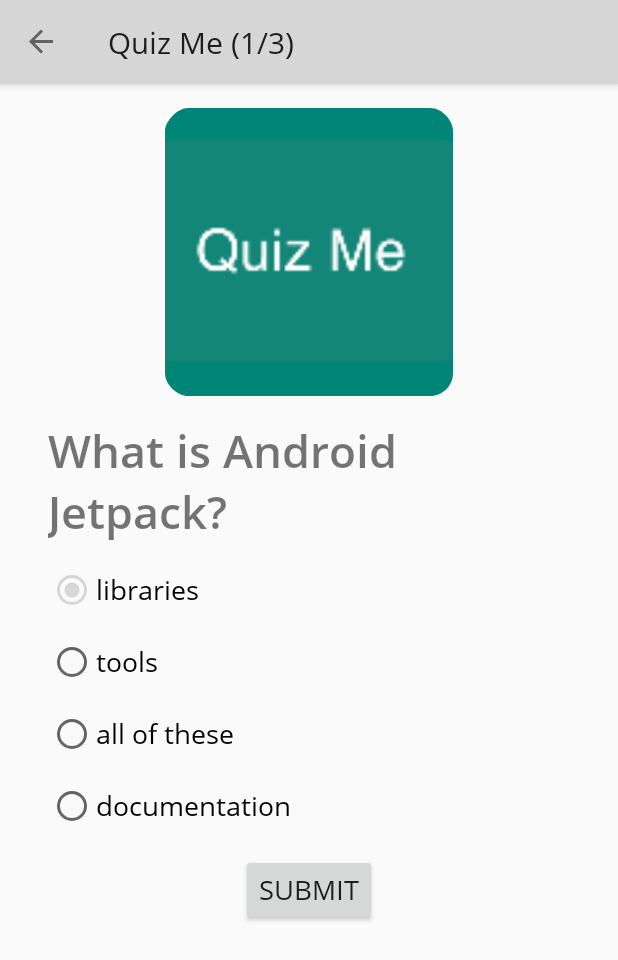
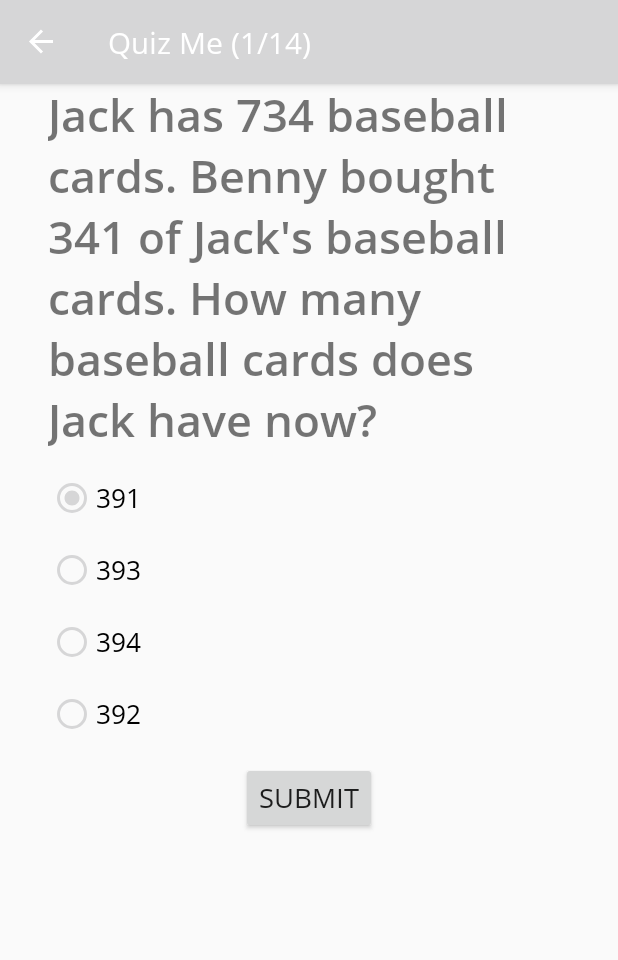
Before and after one commit to Freelauncing/QuizMe, an Android app: the GameFragment screen opened through its navigation route, on a phone screen of 412 x 824 dp. Shown: the top 960 px of the screen. Run offline under Robolectric (Android 15) with nearby library versions, the phone set to English and light mode, and no system bars; our stand-ins replace data binding, navigation-ui; 2 statements that could not run were skipped.

Commit message:
working on the app

```diff
--- a/app/src/main/AndroidManifest.xml
+++ b/app/src/main/AndroidManifest.xml
@@ -26,10 +26,6 @@
             android:name=".MainActivity"
             android:configChanges="orientation|screenSize|smallestScreenSize|screenLayout"
             android:exported="true" />
-        <activity
-            android:name=".admin.AdminMainActivity"
-            android:configChanges="orientation|screenSize|smallestScreenSize|screenLayout"
-            android:exported="true" />
     </application>
 
 </manifest>
--- a/app/src/main/java/com/quiz/quizme/HomeFragment.kt
+++ b/app/src/main/java/com/quiz/quizme/HomeFragment.kt
@@ -2,26 +2,48 @@ package com.quiz.quizme
 
 import android.os.Bundle
 import android.util.Log
+import android.view.*
+import androidx.databinding.DataBindingUtil
 import androidx.fragment.app.Fragment
-import android.view.LayoutInflater
-import android.view.View
-import android.view.ViewGroup
+import androidx.navigation.findNavController
+import androidx.navigation.ui.NavigationUI
+import com.quiz.quizme.databinding.FragmentTitleBinding
 
 class HomeFragment : Fragment() {
+
+    private lateinit var binding : FragmentTitleBinding
 
     override fun onCreateView(
         inflater: LayoutInflater, container: ViewGroup?,
         savedInstanceState: Bundle?
     ): View? {
-        Log.v("Kaloo check",LoginActivity.Role)
+
         if(LoginActivity.Role.equals("admin")) {
             Log.v("Kaloo if",LoginActivity.Role)
             // Inflate the layout for this fragment
             return inflater.inflate(R.layout.fragment_home, container, false)
         }else {
-            Log.v("Kaloo else",LoginActivity.Role)
-            return inflater.inflate(R.layout.fragment_title, container, false)
+            binding = DataBindingUtil.inflate(inflater, R.layout.fragment_title,container,false)
+
+            setHasOptionsMenu(true)
+
+            binding.playButton.setOnClickListener {
+                it.findNavController().navigate(HomeFragmentDirections.actionHomeFragmentToGameFragment())
+            }
+            return binding.root
         }
     }
 
+    override fun onCreateOptionsMenu(menu: Menu, inflater: MenuInflater) {
+        super.onCreateOptionsMenu(menu, inflater)
+        inflater.inflate(R.menu.overflow_menu,menu)
+    }
+
+    override fun onOptionsItemSelected(item: MenuItem): Boolean {
+        // Id at menu item and Fragment must be same
+        // otherwise we have to implement it own ourself like switch()/when() by id
+        return NavigationUI.onNavDestinationSelected(item!!,requireView().findNavController())
+                || super.onOptionsItemSelected(item)
+    }
+
 }
--- a/app/src/main/java/com/quiz/quizme/MainActivity.kt
+++ b/app/src/main/java/com/quiz/quizme/MainActivity.kt
@@ -19,7 +19,7 @@ class MainActivity : AppCompatActivity() {
     override fun onCreate(savedInstanceState: Bundle?) {
         super.onCreate(savedInstanceState)
 
-        setContentView(R.layout.activity_main_student)
+        setContentView(R.layout.activity_main)
         setupNavigationDrawer()
         setSupportActionBar(findViewById(R.id.toolbar))
 
--- a/app/src/main/java/com/quiz/quizme/admin/AdminMainActivity.kt
+++ /dev/null
@@ -1,12 +0,0 @@
-package com.quiz.quizme.admin
-
-import androidx.appcompat.app.AppCompatActivity
-import android.os.Bundle
-import com.quiz.quizme.R
-
-class AdminMainActivity : AppCompatActivity() {
-    override fun onCreate(savedInstanceState: Bundle?) {
-        super.onCreate(savedInstanceState)
-        setContentView(R.layout.activity_main_admin)
-    }
-}
--- /dev/null
+++ b/app/src/main/java/com/quiz/quizme/data/model/LoginUser.kt
@@ -0,0 +1,8 @@
+package com.quiz.quizme.data.model
+
+data class LoginUser(
+    val username: String,
+    val fullname: String,
+    val password: String,
+    val date: String,
+)
--- /dev/null
+++ b/app/src/main/java/com/quiz/quizme/data/model/Question.kt
@@ -0,0 +1,9 @@
+package com.quiz.quizme.data.model
+
+data class Question (
+    val question: String,
+    val category: String,
+    val answers: List<String>,
+    val trueAnswer:String,
+    val date: String,
+)
--- /dev/null
+++ b/app/src/main/java/com/quiz/quizme/data/model/QuestionCategory.kt
@@ -0,0 +1,5 @@
+package com.quiz.quizme.data.model
+
+data class QuestionCategory(
+    val categoryName:String
+)
--- /dev/null
+++ b/app/src/main/java/com/quiz/quizme/data/model/SampleData.kt
@@ -0,0 +1,116 @@
+package com.quiz.quizme.data.model
+
+
+class SampleData {
+    companion object{
+        val SAMPLE_QUESTIONS: MutableList<Question> = mutableListOf(
+            Question(
+                question = "Choose the number that goes in the blank.\n"+"2,000 + _____ + 30 + 9 = 2,739",
+                category = "Number – number and place value",
+                answers = listOf("30", "700", "900", "2"),
+                trueAnswer = "700",
+                date = "25-12-2021"
+            ),
+            Question(
+                question = "What is the value of four in the number?\n" + "890,465",
+                category = "Number – number and place value",
+                answers = listOf("40", "4000", "400", "40"),
+                trueAnswer = "400",
+                date = "25-12-2021"
+            ),
+            Question(
+                question = "Dan raised 127 sheep. Mason raised 141 sheep. How many sheep did they raise in all?",
+                category = "Number – addition and subtraction",
+                answers = listOf("14", "265", "268", "269"),
+                trueAnswer = "268",
+                date = "25-12-2021"
+            ),
+            Question(
+                question = "Jack has 734 baseball cards. Benny bought 341 of Jack's baseball cards. How many baseball cards does Jack have now?",
+                category = "Number – addition and subtraction",
+                answers = listOf("391", "392", "393", "394"),
+                trueAnswer = "393",
+                date = "25-12-2021"
+            ),
+            Question(
+                question = "What is 2 multiplied by 18?",
+                category = "Number – multiplication and division",
+                answers = listOf("18", "27", "36", "24"),
+                trueAnswer = "36",
+                date = "25-12-2021"
+            ),
+            Question(
+                question = "What is the result of 18 / 2 = ",
+                category = "Number – multiplication and division",
+                answers = listOf("2", "4", "9", "10"),
+                trueAnswer = "9",
+                date = "25-12-2021"
+            ),
+            Question(
+                question = "In a fraction, the number on the bottom is the _____",
+                category = "Number – fractions",
+                answers = listOf("denominator", "numerators", "fraction", "propotion"),
+                trueAnswer = "denominator",
+                date = "25-12-2021"
+            ),
+            Question(
+                question = "Tick the greatest one ",
+                category = "Number – fractions",
+                answers = listOf("6/12", "8/12", "3/12", "9/12"),
+                trueAnswer = "9/12",
+                date = "25-12-2021"
+            ),
+            Question(
+                question = "The most appropriate unit to measure distance between two cities is ?",
+                category = "Measurement",
+                answers = listOf("meter", "kilometer", "centimeter", "picometer"),
+                trueAnswer = "kilometer",
+                date = "25-12-2021"
+            ),
+            Question(
+                question = "How many centimetres are there in one metre?",
+                category = "Measurement",
+                answers = listOf("1000", "10", "100", "1"),
+                trueAnswer = "100",
+                date = "25-12-2021"
+            ),
+            Question(
+                question = "How many corners does a circle have?",
+                category = "Geometry – properties of shapes",
+                answers = listOf("12", "2", "1", "0"),
+                trueAnswer = "0",
+                date = "25-12-2021"
+            ),
+            Question(
+                question = "Which of the following polygons has 4 sides?",
+                category = "Geometry – properties of shapes",
+                answers = listOf("triangle", "parallelogram", "hexagon", "pentagon"),
+                trueAnswer = "parallelogram",
+                date = "25-12-2021"
+            ),
+            Question(
+                question = "Opposite sides of _______ are equal",
+                category = "Geometry – position and direction",
+                answers = listOf("triangle", "circle", "rectangle", "square"),
+                trueAnswer = "rectangle",
+                date = "25-12-2021"
+            ),
+            Question(
+                question = "A line segment from centre to the circle is called ",
+                category = "Geometry – position and direction",
+                answers = listOf("radius", "diameter", "chord", "distance"),
+                trueAnswer = "radius",
+                date = "25-12-2021"
+            ),
+        )
+        val SAMPLE_CATEGORIES : MutableList<QuestionCategory> = mutableListOf(
+            QuestionCategory(categoryName = "Number – number and place value"),
+            QuestionCategory(categoryName = "Number – addition and subtraction"),
+            QuestionCategory(categoryName = "Number – multiplication and division\n"),
+            QuestionCategory(categoryName = "Number – fractions"),
+            QuestionCategory(categoryName = "Measurement"),
+            QuestionCategory(categoryName = "Geometry – properties of shapes"),
+            QuestionCategory(categoryName = "Geometry – position and direction"),
+        )
+    }
+}
--- /dev/null
+++ b/app/src/main/java/com/quiz/quizme/data/model/Student.kt
@@ -0,0 +1,9 @@
+package com.quiz.quizme.data.model
+
+data class StudentTest(
+    val username: String,
+    val fullname: String,
+    val score: String,
+    val grade: String,
+    val date: String,
+)
--- a/app/src/main/java/com/quiz/quizme/student/GameFragment.kt
+++ b/app/src/main/java/com/quiz/quizme/student/GameFragment.kt
@@ -10,39 +10,17 @@ import androidx.fragment.app.Fragment
 import androidx.navigation.NavOptions
 import androidx.navigation.findNavController
 import com.quiz.quizme.R
+import com.quiz.quizme.data.model.Question
+import com.quiz.quizme.data.model.SampleData
 import com.quiz.quizme.databinding.FragmentGameBinding
 
 class GameFragment : Fragment() {
 
-        data class Question(
-            val text: String,
-            val answers: List<String>)
 
         private lateinit var binding : FragmentGameBinding
 
         // the first one option is correct in here but it will change when we use
-        private val questions: MutableList<Question> = mutableListOf(
-            Question(text = "What is Android Jetpack?",
-                answers = listOf("all of these", "tools", "documentation", "libraries")),
-            Question(text = "Base class for Layout?",
-                answers = listOf("ViewGroup", "ViewSet", "ViewCollection", "ViewRoot")),
-            Question(text = "Layout for complex Screens?",
-                answers = listOf("ConstraintLayout", "GridLayout", "LinearLayout", "FrameLayout")),
-            Question(text = "Pushing structured data into a Layout?",
-                answers = listOf("Data Binding", "Data Pushing", "Set Text", "OnClick")),
-            Question(text = "Inflate layout in fragments?",
-                answers = listOf("onCreateView", "onViewCreated", "onCreateLayout", "onInflateLayout")),
-            Question(text = "Build system for Android?",
-                answers = listOf("Gradle", "Graddle", "Grodle", "Groyle")),
-            Question(text = "Android vector format?",
-                answers = listOf("VectorDrawable", "AndroidVectorDrawable", "DrawableVector", "AndroidVector")),
-            Question(text = "Android Navigation Component?",
-                answers = listOf("NavController", "NavCentral", "NavMaster", "NavSwitcher")),
-            Question(text = "Registers app with launcher?",
-                answers = listOf("intent-filter", "app-registry", "launcher-registry", "app-launcher")),
-            Question(text = "Mark a layout for Data Binding?",
-                answers = listOf("<layout>", "<binding>", "<data-binding>", "<dbinding>"))
-        )
+        private val questions: MutableList<Question> = SampleData.SAMPLE_QUESTIONS
 
         // To track Current Question and Answer
         lateinit var currentQuestion: Question
@@ -51,7 +29,7 @@ class GameFragment : Fragment() {
 
         // TO track question index and total questions
         private var questionIndex = 0
-        private val numQuestions = Math.min((questions.size + 1) / 2, 3)
+        private val numQuestions = 14
 
 
 
@@ -84,7 +62,7 @@ class GameFragment : Fragment() {
                     // The first answer in the original question is always the correct one,
                     // currentQuestion.answers[0]
                     // so if our answer matches, we have the correct answer.
-                    if (answers[answerIndex] == currentQuestion.answers[0]) {
+                    if (answers[answerIndex] == currentQuestion.trueAnswer) {
                         questionIndex++
                         // Advance to the next question
                         if (questionIndex < numQuestions) {
--- a/app/src/main/java/com/quiz/quizme/student/TitleFragment.kt
+++ /dev/null
@@ -1,51 +0,0 @@
-package com.quiz.quizme.student
-
-import android.os.Bundle
-import android.view.*
-import androidx.databinding.DataBindingUtil
-import androidx.fragment.app.Fragment
-import androidx.navigation.findNavController
-import androidx.navigation.ui.NavigationUI
-import com.quiz.quizme.R
-import com.quiz.quizme.databinding.FragmentTitleBinding
-
-class TitleFragment : Fragment() {
-
-    private lateinit var binding : FragmentTitleBinding
-
-    override fun onCreateView(inflater: LayoutInflater, container: ViewGroup?, savedInstanceState: Bundle?): View? {
-        // Inflate the layout for this fragment
-        binding = DataBindingUtil.inflate(inflater, R.layout.fragment_title,container,false)
-
-        setHasOptionsMenu(true)
-        // 1 way
-//        binding.playButton.setOnClickListener { view:View ->
-//            Navigation.findNavController(view).navigate(R.id.action_titleFragment_to_gameFragment)
-//        }
-        // 2 way
-//        binding.playButton.setOnClickListener { view:View ->
-//            // kotlin extension function to reduce code structure
-//            view.findNavController().navigate(R.id.action_titleFragment_to_gameFragment)
-//        }
-        // 3 way
-        binding.playButton.setOnClickListener {
-            // this is used when we donot have to pass safe args
-//           ( Navigation.createNavigateOnClickListener(R.id.action_titleFragment_to_gameFragment) )
-            // otherwise this below
-            it.findNavController().navigate(TitleFragmentDirections.actionTitleFragmentToGameFragment())
-        }
-        return binding.root
-    }
-
-    override fun onCreateOptionsMenu(menu: Menu, inflater: MenuInflater) {
-        super.onCreateOptionsMenu(menu, inflater)
-        inflater.inflate(R.menu.overflow_menu,menu)
-    }
-
-    override fun onOptionsItemSelected(item: MenuItem): Boolean {
-        // Id at menu item and Fragment must be same
-        // otherwise we have to implement it own ourself like switch()/when() by id
-        return NavigationUI.onNavDestinationSelected(item!!,requireView().findNavController())
-                || super.onOptionsItemSelected(item)
-    }
-}
--- a/app/src/main/res/layout/activity_main_student.xml
+++ b/app/src/main/res/layout/activity_main.xml
@@ -29,7 +29,7 @@
             android:name="androidx.navigation.fragment.NavHostFragment"
 
             app:defaultNavHost="true"
-            app:navGraph="@navigation/navigation_student" />
+            app:navGraph="@navigation/navigation" />
 
     </LinearLayout>
     <com.google.android.material.navigation.NavigationView
--- a/app/src/main/res/layout/activity_main_admin.xml
+++ /dev/null
@@ -1,10 +0,0 @@
-<?xml version="1.0" encoding="utf-8"?>
-<androidx.constraintlayout.widget.ConstraintLayout xmlns:android="http://schemas.android.com/apk/res/android"
-    xmlns:app="http://schemas.android.com/apk/res-auto"
-    xmlns:tools="http://schemas.android.com/tools"
-    android:layout_width="match_parent"
-    android:layout_height="match_parent"
-    android:background="@color/colorPrimary"
-    tools:context=".admin.AdminMainActivity">
-
-</androidx.constraintlayout.widget.ConstraintLayout>
--- a/app/src/main/res/layout/fragment_game.xml
+++ b/app/src/main/res/layout/fragment_game.xml
@@ -19,22 +19,6 @@
             android:layout_width="match_parent"
             android:layout_height="wrap_content">
 
-            <ImageView
-                android:id="@+id/questionImage"
-                android:layout_width="0dp"
-                android:layout_height="@dimen/image_header_height"
-                android:layout_marginStart="@dimen/horizontal_margin"
-                android:layout_marginTop="@dimen/vertical_margin"
-                android:layout_marginEnd="@dimen/horizontal_margin"
-                android:layout_marginBottom="@dimen/vertical_margin"
-                android:scaleType="fitCenter"
-                app:layout_constraintBottom_toTopOf="@+id/questionText"
-                app:layout_constraintEnd_toEndOf="parent"
-                app:layout_constraintStart_toStartOf="parent"
-                app:layout_constraintTop_toTopOf="parent"
-                app:layout_constraintVertical_chainStyle="packed"
-                app:srcCompat="@mipmap/ic_launcher" />
-
             <TextView
                 android:id="@+id/questionText"
                 android:layout_width="0dp"
@@ -44,14 +28,14 @@
                 android:layout_marginEnd="@dimen/question_horizontal_margin"
                 android:layout_marginBottom="@dimen/vertical_margin"
                 android:fontFamily="sans-serif"
-                android:text="@{game.currentQuestion.text}"
+                android:text="@{game.currentQuestion.question}"
                 android:textSize="@dimen/question_text_size"
                 android:textStyle="bold"
                 android:typeface="normal"
                 app:layout_constraintEnd_toEndOf="parent"
                 app:layout_constraintStart_toStartOf="parent"
-                app:layout_constraintTop_toBottomOf="@+id/questionImage"
-                tools:text="What color is the Android mascot?" />
+                tools:text="What color is the Android mascot?"
+                tools:ignore="MissingConstraints" />
 
             <RadioGroup
                 android:id="@+id/questionRadioGroup"
@@ -72,6 +56,7 @@
                     android:layout_height="wrap_content"
                     android:layout_marginBottom="@dimen/question_vertical_margin"
                     android:checked="true"
+                    android:buttonTint="@color/colorPrimary"
                     android:text="@{game.answers[0]}"
                     android:textSize="@dimen/answer_text_size"
                     tools:text="Blue" />
@@ -81,6 +66,7 @@
                     android:layout_width="match_parent"
                     android:layout_height="wrap_content"
                     android:layout_marginBottom="@dimen/question_vertical_margin"
+                    android:buttonTint="@color/colorPrimary"
                     android:text="@{game.answers[1]}"
                     android:textSize="@dimen/answer_text_size"
                     tools:text="Green" />
@@ -91,6 +77,7 @@
                     android:layout_height="wrap_content"
                     android:layout_marginBottom="@dimen/question_vertical_margin"
                     android:text="@{game.answers[2]}"
+                    android:buttonTint="@color/colorPrimary"
                     android:textSize="@dimen/answer_text_size"
                     tools:text="Yellow" />
 
@@ -99,6 +86,7 @@
                     android:layout_width="match_parent"
                     android:layout_height="wrap_content"
                     android:text="@{game.answers[3]}"
+                    android:buttonTint="@color/colorPrimary"
                     android:textSize="@dimen/answer_text_size"
                     tools:text="Red" />
             </RadioGroup>
--- a/app/src/main/res/layout/fragment_title.xml
+++ b/app/src/main/res/layout/fragment_title.xml
@@ -2,7 +2,7 @@
 <layout xmlns:android="http://schemas.android.com/apk/res/android"
     xmlns:tools="http://schemas.android.com/tools"
     xmlns:app="http://schemas.android.com/apk/res-auto"
-    tools:context=".student.TitleFragment">
+    >
 
     <androidx.constraintlayout.widget.ConstraintLayout
         android:id="@+id/titleConstraint"
--- a/app/src/main/res/navigation/navigation_student.xml
+++ b/app/src/main/res/navigation/navigation.xml
@@ -6,19 +6,6 @@
     android:label="@string/title_about_trivia"
     app:startDestination="@id/homeFragment">
 
-    <fragment
-        android:id="@+id/titleFragment"
-        android:name="com.quiz.quizme.student.TitleFragment"
-        android:label="@string/android_trivia"
-        tools:layout="@layout/fragment_title">
-        <action
-            android:id="@+id/action_titleFragment_to_gameFragment"
-            app:destination="@id/gameFragment"
-            app:enterAnim="@anim/slide_in_left"
-            app:exitAnim="@anim/slide_out_right"
-            app:popEnterAnim="@anim/slide_in_right"
-            app:popExitAnim="@anim/slide_out_left" />
-    </fragment>
     <fragment
         android:id="@+id/gameFragment"
         android:name="com.quiz.quizme.student.GameFragment"
@@ -46,7 +33,7 @@
         <action
             android:id="@+id/action_gameOverFragment_to_gameFragment"
             app:destination="@id/gameFragment"
-            app:popUpTo="@id/titleFragment" />
+            app:popUpTo="@id/homeFragment" />
     </fragment>
     <fragment
         android:id="@+id/gameWonFragment"
@@ -56,7 +43,7 @@
         <action
             android:id="@+id/action_gameWonFragment_to_gameFragment"
             app:destination="@id/gameFragment"
-            app:popUpTo="@id/titleFragment" />
+            app:popUpTo="@id/homeFragment" />
         <argument
             android:name="numQuestions"
             app:argType="integer" />
@@ -93,5 +80,13 @@
         android:id="@+id/homeFragment"
         android:name="com.quiz.quizme.HomeFragment"
         android:label="Home"
-        tools:layout="@layout/fragment_home" />
+        tools:layout="@layout/fragment_home" >
+        <action
+            android:id="@+id/action_homeFragment_to_gameFragment"
+            app:destination="@id/gameFragment"
+            app:enterAnim="@anim/slide_in_left"
+            app:exitAnim="@anim/slide_out_right"
+            app:popEnterAnim="@anim/slide_in_right"
+            app:popExitAnim="@anim/slide_out_left" />
+    </fragment>
 </navigation>
--- a/app/src/main/res/values-night/themes.xml
+++ b/app/src/main/res/values-night/themes.xml
@@ -33,8 +33,14 @@
 
     <!-- This style defines the tint color of the overflow menu button -->
     <style name="actionOverflowButtonStyle" parent="@style/Widget.AppCompat.ActionButton.Overflow">
-        <item name="android:tint">@color/colorAccent</item>
+        <item name="android:tint">@color/white</item>
     </style>
 
-    <style name="Toolbar" parent="ThemeOverlay.AppCompat.Light" />
+    <style name="Toolbar" parent="ThemeOverlay.AppCompat.Light" >
+        <item name="android:textColorPrimary">@android:color/white</item>
+        <item name="android:textColorSecondary">@android:color/white</item>
+        <item name="actionMenuTextColor">@android:color/white</item>
+        <item name="fontFamily">@font/opensans_font</item>
+        <item name="actionOverflowButtonStyle">@style/actionOverflowButtonStyle</item>
+    </style>
 </resources>
--- a/app/src/main/res/values/themes.xml
+++ b/app/src/main/res/values/themes.xml
@@ -34,10 +34,14 @@
 
     <!-- This style defines the tint color of the overflow menu button -->
     <style name="actionOverflowButtonStyle" parent="@style/Widget.AppCompat.ActionButton.Overflow">
-        <item name="android:tint">@color/colorAccent</item>
+        <item name="android:tint">@color/white</item>
     </style>
 
     <style name="Toolbar" parent="ThemeOverlay.AppCompat.Light" >
-        <item name="android:textColor">@color/white</item>
+        <item name="android:textColorPrimary">@android:color/white</item>
+        <item name="android:textColorSecondary">@android:color/white</item>
+        <item name="actionMenuTextColor">@android:color/white</item>
+        <item name="fontFamily">@font/opensans_font</item>
+        <item name="actionOverflowButtonStyle">@style/actionOverflowButtonStyle</item>
     </style>
 </resources>
```
